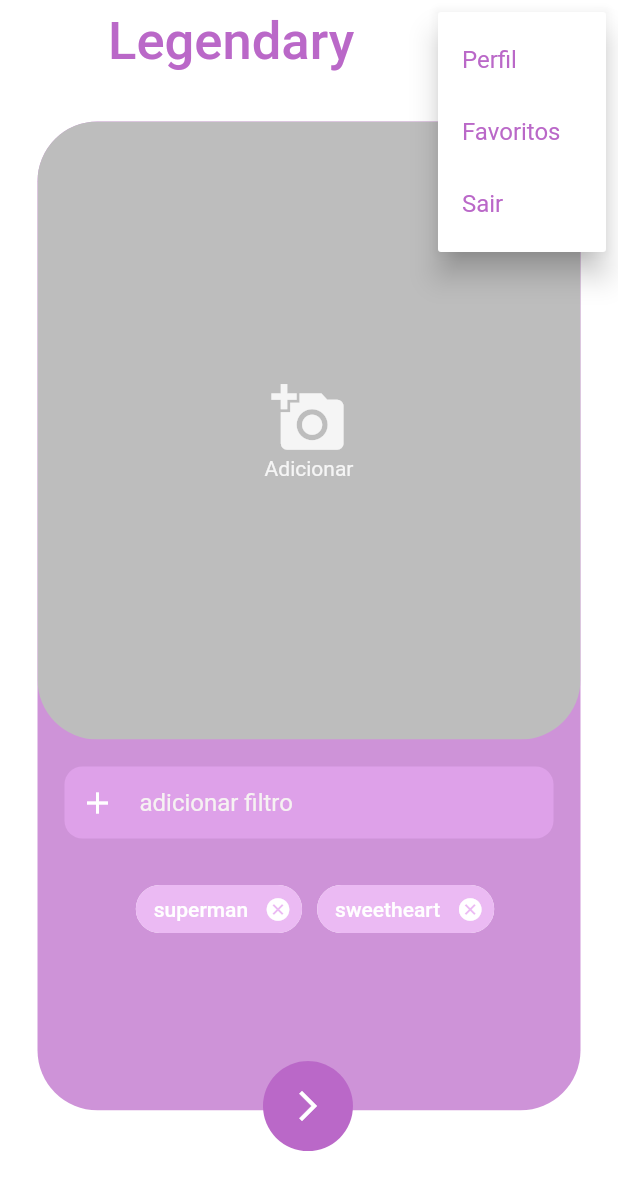
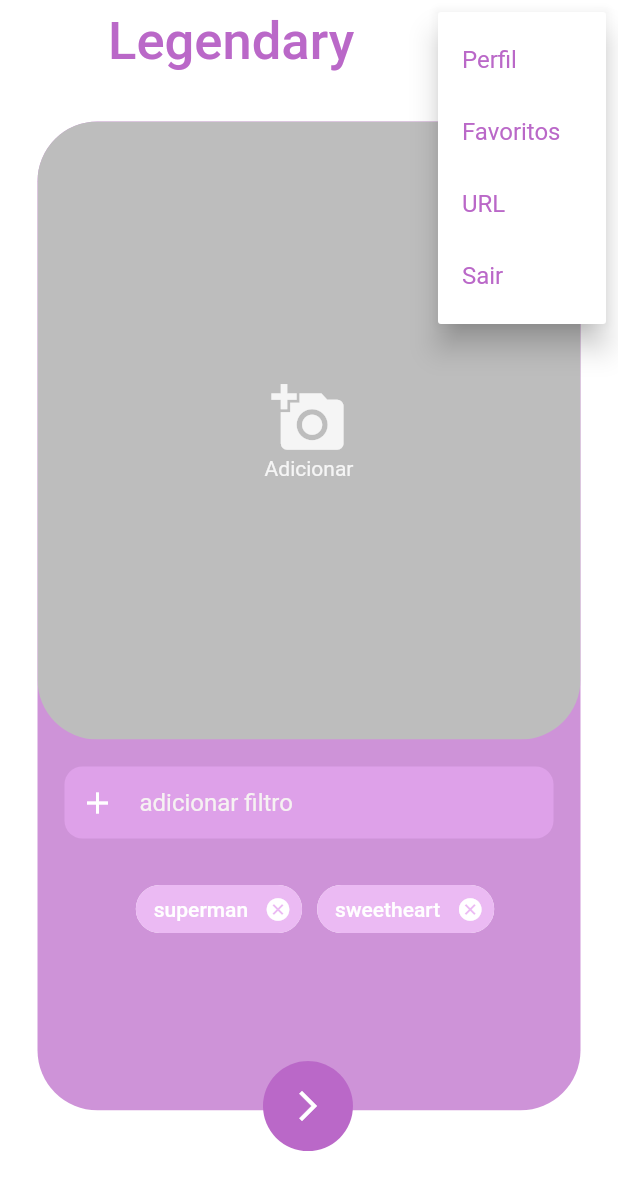
Before and after one commit to projetoIII/LegendaryApp, a Flutter app: the UploadImagePage screen opened by its route, after a tap on the "menu" icon, on a phone screen of 412 x 824 dp. Shown: the top 1190 px of the screen. Run offline on Flutter 3.47's test engine with Material 2 defaults, Android fonts, the phone set to English and light mode, and no system bars; our stand-ins replace cloud_firestore, firebase_auth, firebase_core, firebase_storage, flutter_signin_button, font_awesome_flutter and 2 more; accounts and stored records are empty.

Commit message:
url page

```diff
--- a/legendary_app/lib/model/URL.dart
+++ b/legendary_app/lib/model/URL.dart
@@ -1,3 +1,3 @@
 class URL {
-  static String url = "http://746ea849e897.ngrok.io";
+  static String url = "";
 }
--- a/legendary_app/lib/res/RouteGenerator.dart
+++ b/legendary_app/lib/res/RouteGenerator.dart
@@ -6,6 +6,7 @@ import 'package:legendary_app/view/EditarPerfil.dart';
 import 'package:legendary_app/view/Entrar.dart';
 import 'package:legendary_app/view/Favoritos.dart';
 import 'package:legendary_app/view/Home.dart';
+import 'package:legendary_app/view/InputURL.dart';
 import 'package:legendary_app/view/Legendas.dart';
 
 class RouteGenerator {
@@ -16,6 +17,7 @@ class RouteGenerator {
   static const String ROTA_CADASTRARIMAGEM = "/carregarimagem";
   static const String ROTA_EDITARPERFIL = "/editarperfil";
   static const String ROTA_FAVORITOS = "/favoritos";
+  static const String ROTA_URL = "/url";
 
   static Route<dynamic> generateRoute(RouteSettings settings) {
     switch (settings.name) {
@@ -34,6 +36,8 @@ class RouteGenerator {
         return MaterialPageRoute(builder: (_) => EditarPerfilPageView());
       case ROTA_FAVORITOS:
         return MaterialPageRoute(builder: (_) => FavoritesPage());
+      case ROTA_URL:
+        return MaterialPageRoute(builder: (_) => InputURL());
       default:
         return MaterialPageRoute(builder: (_) => HomePageView());
     }
--- a/legendary_app/lib/view/CarregarImagem.dart
+++ b/legendary_app/lib/view/CarregarImagem.dart
@@ -30,7 +30,7 @@ class _UploadImagePageState extends State<UploadImagePage> {
   final TextEditingController _controller = new TextEditingController();
 
   List<String> tags = ["superman", "sweetheart"];
-  List<String> itensMenu = ["Perfil", "Favoritos", "Sair"];
+  List<String> itensMenu = ["Perfil", "Favoritos", "URL", "Sair"];
 
   void _showMessage(BuildContext context, String text) {
     final snackBar = SnackBar(
@@ -44,6 +44,8 @@ class _UploadImagePageState extends State<UploadImagePage> {
       Navigator.pushReplacementNamed(context, RouteGenerator.ROTA_EDITARPERFIL);
     } else if (item == "Favoritos") {
       Navigator.pushReplacementNamed(context, RouteGenerator.ROTA_FAVORITOS);
+    } else if (item == "URL") {
+      Navigator.pushReplacementNamed(context, RouteGenerator.ROTA_URL);
     } else {
       Navigator.pushReplacementNamed(context, RouteGenerator.ROTA_HOME);
     }
@@ -330,8 +332,9 @@ class _UploadImagePageState extends State<UploadImagePage> {
     request.send().then((value) {
       value.stream.transform(utf8.decoder).listen((value) {
         setState(() {
-          if (!tags.contains(value)) {
-            tags.add(value);
+          String text = value.substring(1, value.length - 2);
+          if (!tags.contains(text)) {
+            tags.add(text);
           }
           Navigator.pushNamed(context, RouteGenerator.ROTA_LEGENDAS,
               arguments: TagLista(tags));
@@ -339,6 +342,5 @@ class _UploadImagePageState extends State<UploadImagePage> {
       });
     });
 
-
   }
 }
```
Also changed, not shown: legendary_app/lib/view/InputURL.dart (added, +59 -0 lines).
